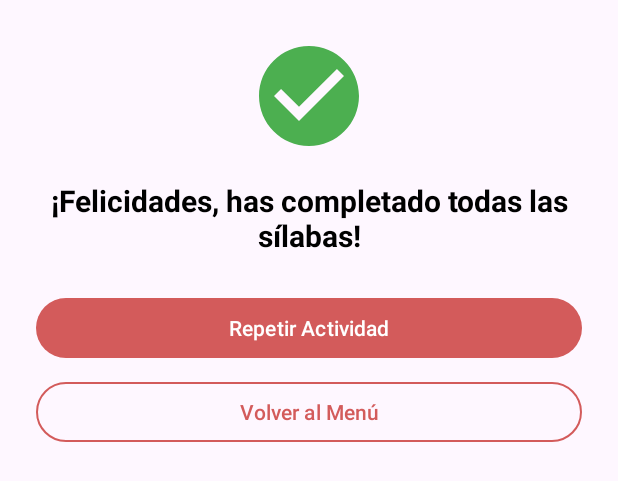
After one commit to rubverd/edunova-pictogramas, an Android app: the layout dialog_completado.xml on its own in the app's theme, with its tools: preview values and no code run, on a phone screen of 412 x 824 dp. The commit adds this screen. Shown: the top 481 px of the screen. Run offline under Robolectric (Android 15) with nearby library versions, the phone set to English and light mode, and no system bars.

Commit message:
Añadido un pop up al terminar el modo silabas

```diff
--- a/app/src/main/java/com/example/edunova/SilabasActivity.kt
+++ b/app/src/main/java/com/example/edunova/SilabasActivity.kt
@@ -4,14 +4,15 @@ import android.os.Bundle
 import android.speech.tts.TextToSpeech
 import android.widget.TextView
 import android.widget.Toast
+import androidx.appcompat.app.AlertDialog
 import androidx.appcompat.app.AppCompatActivity
 import androidx.core.content.ContextCompat
-import androidx.lifecycle.lifecycleScope // Importar lifecycleScope
 import com.example.edunova.databinding.SilabasBinding
-import kotlinx.coroutines.Dispatchers // Importar Dispatchers
-import kotlinx.coroutines.launch // Importar launch
-import kotlinx.coroutines.withContext // Importar withContext
 import java.util.Locale
+import android.content.Intent
+import android.widget.Button
+
+
 
 class SilabasActivity : AppCompatActivity(), TextToSpeech.OnInitListener {
 
@@ -113,9 +114,11 @@ class SilabasActivity : AppCompatActivity(), TextToSpeech.OnInitListener {
     private fun avanzarAlSiguienteGrupo() {
         indiceGrupoActual++
         if (indiceGrupoActual >= gruposDeSilabasOrdenados.size) {
-            Toast.makeText(this, "¡Has completado todas las sílabas!", Toast.LENGTH_LONG).show()
+            //Toast.makeText(this, "¡Has completado todas las sílabas!", Toast.LENGTH_LONG).show()
             binding.TextoSilabas.text = "¡Fin!"
             binding.buttonOption3.isEnabled = false
+
+            mostrarDialogoCompletado()
             return
         }
         val grupoActual = gruposDeSilabasOrdenados[indiceGrupoActual]
@@ -175,4 +178,53 @@ class SilabasActivity : AppCompatActivity(), TextToSpeech.OnInitListener {
         }
         super.onDestroy()
     }
+
+    private fun mostrarDialogoCompletado() {
+        // 1. Inflar la vista personalizada
+        val dialogView = layoutInflater.inflate(R.layout.dialog_completado, null)
+
+        // 2. Localizar los botones DENTRO de esa vista inflada
+        val botonRepetir = dialogView.findViewById<Button>(R.id.boton_repetir)
+        val botonVolverMenu = dialogView.findViewById<Button>(R.id.boton_volver_menu)
+
+        // 3. Crear el diálogo usando el constructor
+        val alertDialog = AlertDialog.Builder(this)
+            .setView(dialogView)  // Establece la vista personalizada
+            .setCancelable(false) // Impide que se cierre al tocar fuera
+            .create()             // Crea el objeto AlertDialog
+
+        // 4. (Opcional) Aplicar fondo personalizado
+        alertDialog.window?.setBackgroundDrawableResource(R.drawable.dialog_background)
+
+        // 5. Asignar las acciones a los botones
+        botonRepetir.setOnClickListener {
+            alertDialog.dismiss() // Cierra el diálogo
+            reiniciarActividad()   // Llama a la función para reiniciar
+        }
+
+        botonVolverMenu.setOnClickListener {
+            alertDialog.dismiss() // Cierra el diálogo
+            val intent = Intent(this, HomeActivity::class.java)
+            intent.flags = Intent.FLAG_ACTIVITY_CLEAR_TOP or Intent.FLAG_ACTIVITY_NEW_TASK
+            startActivity(intent)
+            finish() // Cierra SilabasActivity
+        }
+
+        // 6. Mostrar el diálogo
+        alertDialog.show()
+    }
+
+
+
+
+    private fun reiniciarActividad() {
+        // 1. Reiniciar los colores de fondo de todas las letras
+        letterMap.values.forEach { textView ->
+            textView.backgroundTintList = ContextCompat.getColorStateList(this, R.color.CherryBlossomPink)
+        }
+
+        // 2. Reiniciar el recorrido desde el principio
+        iniciarRecorrido()
+    }
+
 }
--- /dev/null
+++ b/app/src/main/res/drawable/dialog_background.xml
@@ -0,0 +1,12 @@
+<?xml version="1.0" encoding="utf-8"?>
+<selector xmlns:android="http://schemas.android.com/apk/res/android">
+    <shape xmlns:android="http://schemas.android.com/apk/res/android">
+        <solid android:color="@android:color/white" />
+        <corners android:radius="16dp" />
+        <stroke
+            android:width="2dp"
+            android:color="@color/CherryBlossomPink" />
+
+    </shape>
+
+</selector>
--- /dev/null
+++ b/app/src/main/res/drawable/ic_check_circle.xml
@@ -0,0 +1,5 @@
+<vector xmlns:android="http://schemas.android.com/apk/res/android" android:height="24dp" android:tint="#58CD58" android:viewportHeight="24" android:viewportWidth="24" android:width="24dp">
+
+    <path android:fillColor="@android:color/white" android:pathData="M12,2C6.48,2 2,6.48 2,12s4.48,10 10,10 10,-4.48 10,-10S17.52,2 12,2zM10,17l-5,-5 1.41,-1.41L10,14.17l7.59,-7.59L19,8l-9,9z"/>
+
+</vector>
--- /dev/null
+++ b/app/src/main/res/layout/dialog_completado.xml
@@ -0,0 +1,56 @@
+<?xml version="1.0" encoding="utf-8"?>
+<LinearLayout
+    xmlns:android="http://schemas.android.com/apk/res/android"
+    xmlns:app="http://schemas.android.com/apk/res-auto"
+    android:layout_width="match_parent"
+    android:layout_height="wrap_content"
+    android:orientation="vertical"
+    android:padding="24dp"
+    android:gravity="center_horizontal"
+    android:background="@drawable/dialog_background"> <!-- Opcional: si creaste el fondo con bordes redondeados -->
+
+    <ImageView
+        android:id="@+id/icono_tick"
+        android:layout_width="80dp"
+        android:layout_height="80dp"
+        android:src="@drawable/ic_check_circle"
+        app:tint="@color/verde_correcto"
+        android:contentDescription="Icono de completado" />
+
+    <TextView
+        android:id="@+id/mensaje_completado"
+        android:layout_width="wrap_content"
+        android:layout_height="wrap_content"
+        android:layout_marginTop="16dp"
+        android:text="¡Felicidades, has completado todas las sílabas!"
+        android:textSize="20sp"
+        android:textStyle="bold"
+        android:textColor="@android:color/black"
+        android:textAlignment="center" />
+
+    <LinearLayout
+        android:layout_width="match_parent"
+        android:layout_height="wrap_content"
+        android:orientation="vertical"
+        android:layout_marginTop="24dp">
+
+        <Button
+            android:id="@+id/boton_repetir"
+            android:layout_width="match_parent"
+            android:layout_height="wrap_content"
+            android:text="Repetir Actividad"
+            app:backgroundTint="@color/rojoBoton" /> <!-- Asegúrate de que este color exista en colors.xml -->
+
+        <Button
+            android:id="@+id/boton_volver_menu"
+            style="?attr/materialButtonOutlinedStyle"
+            android:layout_width="match_parent"
+            android:layout_height="wrap_content"
+            android:layout_marginTop="8dp"
+            android:text="Volver al Menú"
+            android:textColor="@color/rojoBoton"
+            app:strokeColor="@color/rojoBoton" /> <!-- Asegúrate de que este color exista en colors.xml -->
+
+    </LinearLayout>
+
+</LinearLayout>
```
